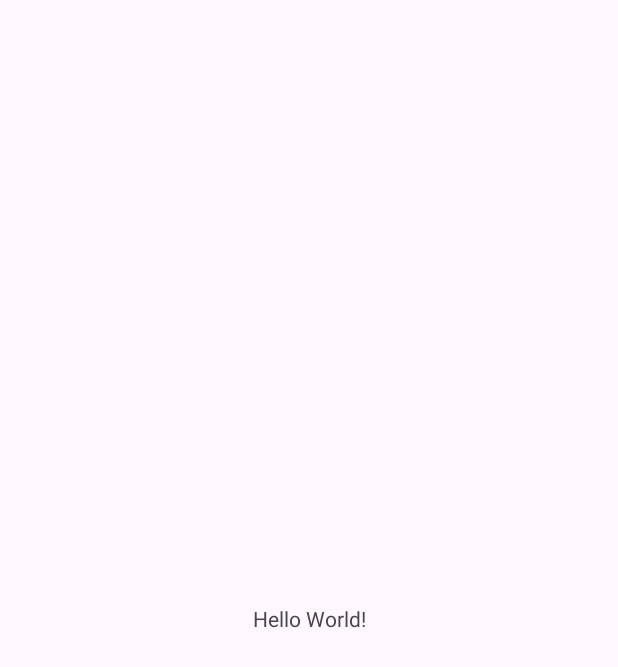
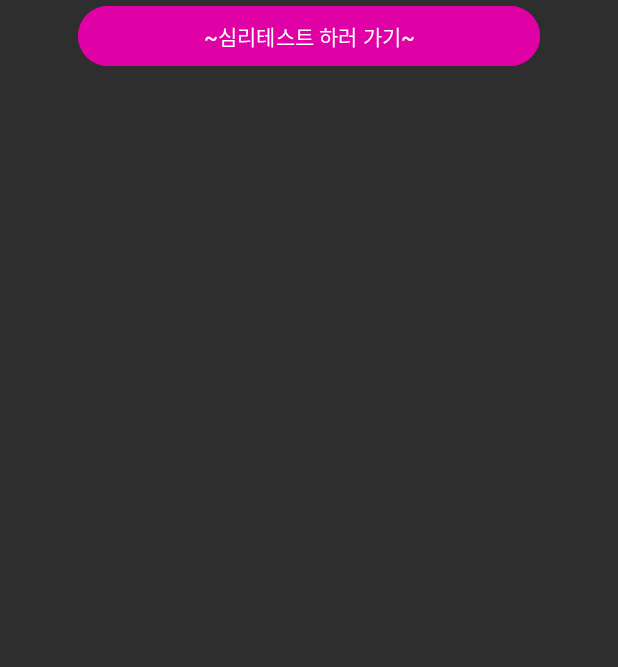
Before and after one commit to SoHyeon-J/ContentRecommendation, an Android app: the screen it shows after launch (MainActivity), on a phone screen of 412 x 824 dp. Before the commit the part shown is almost empty. Shown: the top 667 px of the screen. Run offline under Robolectric (Android 15) with nearby library versions, the phone set to English and light mode, and no system bars.

Commit message:
메인화면 버튼

```diff
--- a/app/src/main/res/layout/activity_main.xml
+++ b/app/src/main/res/layout/activity_main.xml
@@ -4,15 +4,19 @@
     xmlns:tools="http://schemas.android.com/tools"
     android:layout_width="match_parent"
     android:layout_height="match_parent"
-    tools:context=".MainActivity">
+    tools:context=".MainActivity"
+    android:background="#2E2E2E">
 
-    <TextView
-        android:layout_width="wrap_content"
-        android:layout_height="wrap_content"
-        android:text="Hello World!"
-        app:layout_constraintBottom_toBottomOf="parent"
+    <Button
+        android:id="@+id/button"
+        android:layout_width="308dp"
+        android:layout_height="48dp"
+        android:layout_marginStart="50dp"
+        android:layout_marginEnd="50dp"
+        android:backgroundTint="#DF01A5"
+        android:text="~심리테스트 하러 가기~"
         app:layout_constraintEnd_toEndOf="parent"
         app:layout_constraintStart_toStartOf="parent"
-        app:layout_constraintTop_toTopOf="parent" />
-
+        app:strokeColor="#FFFFFF"
+        tools:layout_editor_absoluteY="528dp" />
 </androidx.constraintlayout.widget.ConstraintLayout>
```
